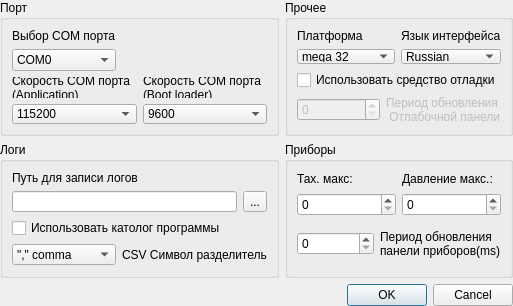
This is Sources/SecuSetup.ui in denami/SECU-3Qt as Qt 5 draws it before an edit. The edited form follows.
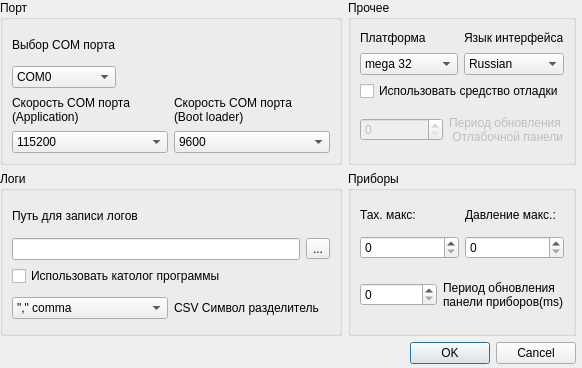
This is the edited form.

```diff
--- a/Sources/SecuSetup.ui
+++ b/Sources/SecuSetup.ui
@@ -6,8 +6,8 @@
    <rect>
     <x>0</x>
     <y>0</y>
-    <width>513</width>
-    <height>306</height>
+    <width>582</width>
+    <height>368</height>
    </rect>
   </property>
   <property name="sizePolicy">
@@ -24,8 +24,8 @@
     <rect>
      <x>0</x>
      <y>0</y>
-     <width>513</width>
-     <height>306</height>
+     <width>576</width>
+     <height>364</height>
     </rect>
    </property>
    <layout class="QVBoxLayout" name="verticalLayout">
```
